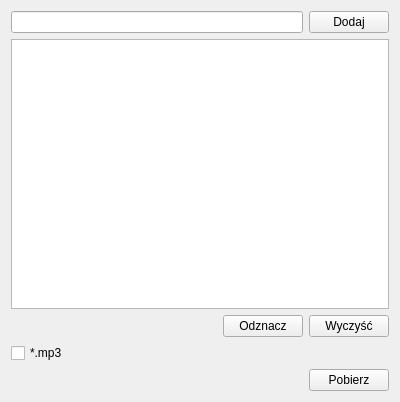
Before: the Qt Designer form mainwindow.ui in MarekChoinski/pyQtYoutubeWrapper, drawn with Qt 5.
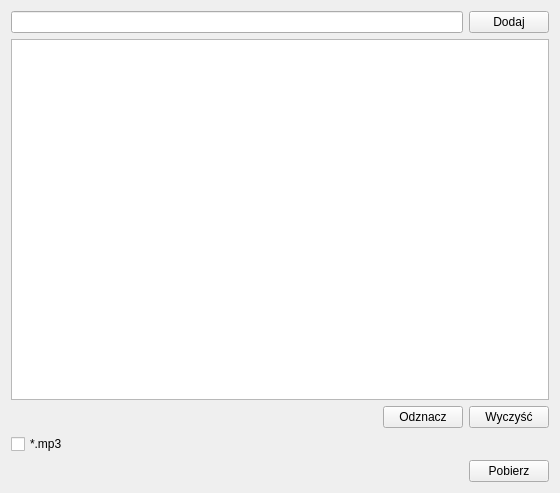
After: the same form once the commit is applied.

Commit message: Changed a bit design.

The edit to the form file:
```diff
--- a/mainwindow.ui
+++ b/mainwindow.ui
@@ -6,8 +6,8 @@
    <rect>
     <x>0</x>
     <y>0</y>
-    <width>400</width>
-    <height>402</height>
+    <width>560</width>
+    <height>493</height>
    </rect>
   </property>
   <property name="windowTitle">
```
The commit also changes 1 other file.
